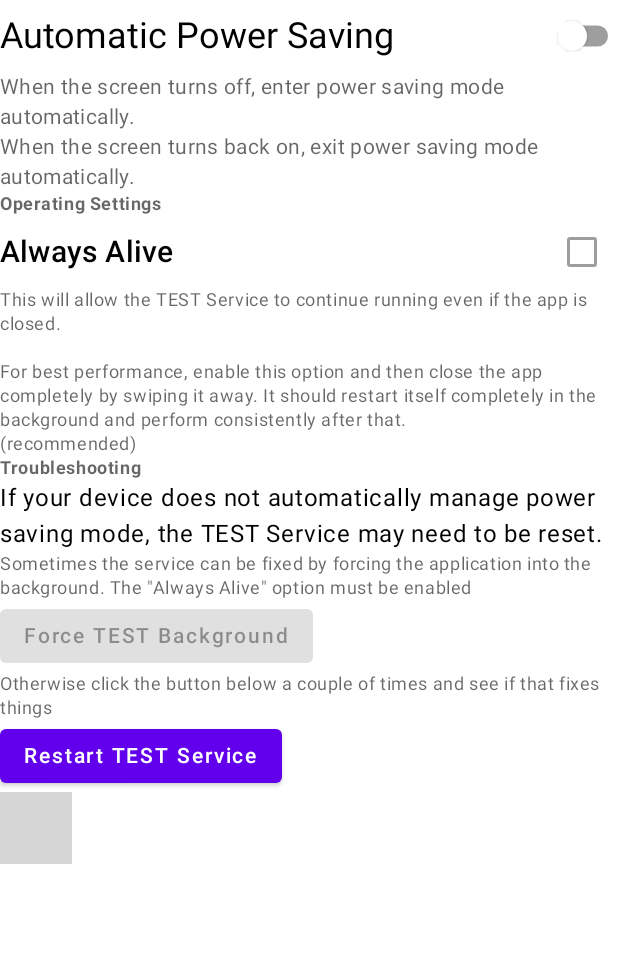
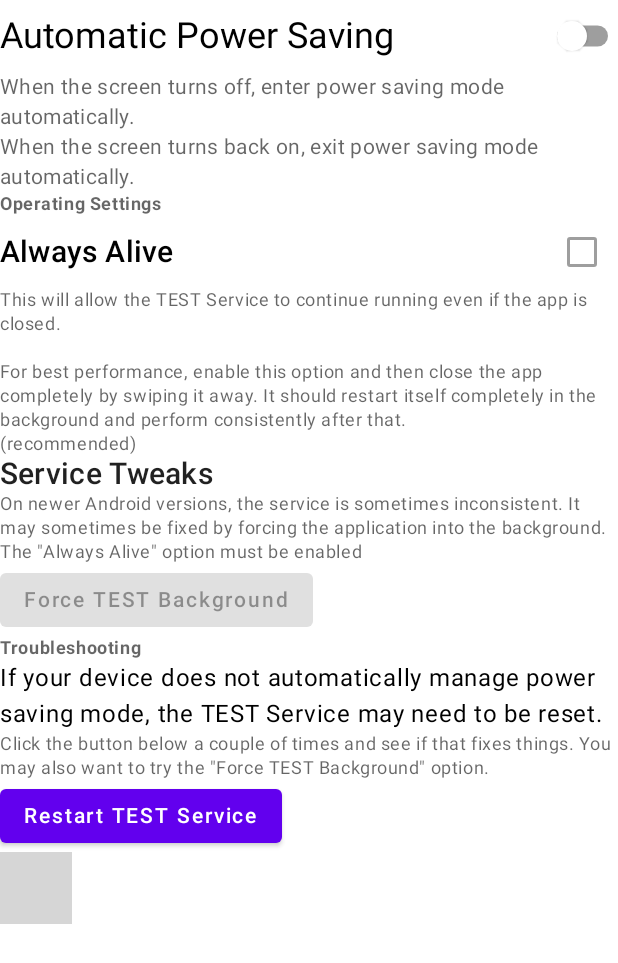
Before and after one commit to pyamsoft/trickle, an Android app built with Jetpack Compose: the @Preview function PreviewPowerSavingSettingsNoShortcut, on a phone screen of 412 x 824 dp. Shown: the top 963 px of the screen. Run offline under Robolectric (Android 15) with nearby library versions, the phone set to English and light mode, and no system bars; libraries missing offline, so code that uses them is left out: com.pyamsoft.pydroid; 12 statements that could not run were skipped; grey boxes are pictures that could not be loaded.

Commit message:
Add UI option on A14 to force background

```diff
--- a/home/src/main/java/com/pyamsoft/trickle/home/HomeScreen.kt
+++ b/home/src/main/java/com/pyamsoft/trickle/home/HomeScreen.kt
@@ -50,6 +50,9 @@ fun HomeScreen(
     onForceBackground: () -> Unit,
 ) {
   val showNotificationSettings = remember { Build.VERSION.SDK_INT >= Build.VERSION_CODES.TIRAMISU }
+  val mayNeedForceBackground = remember {
+    Build.VERSION.SDK_INT >= Build.VERSION_CODES.UPSIDE_DOWN_CAKE
+  }
 
   val loadingState by state.loadingState.collectAsStateWithLifecycle()
   val isTroubleshooting by state.isTroubleshooting.collectAsStateWithLifecycle()
@@ -89,6 +92,7 @@ fun HomeScreen(
               appName = appName,
               state = state,
               showNotificationSettings = showNotificationSettings,
+              mayNeedForceBackground = mayNeedForceBackground,
               isTroubleshooting = isTroubleshooting,
               onOpenBatterySettings = onOpenBatterySettings,
               onRestartPowerService = onRestartPowerService,
--- a/home/src/main/java/com/pyamsoft/trickle/home/PowerSavingSettings.kt
+++ b/home/src/main/java/com/pyamsoft/trickle/home/PowerSavingSettings.kt
@@ -24,6 +24,7 @@ import androidx.compose.runtime.getValue
 import androidx.compose.runtime.remember
 import androidx.compose.ui.Alignment
 import androidx.compose.ui.Modifier
+import androidx.compose.ui.text.style.TextAlign
 import androidx.compose.ui.tooling.preview.Preview
 import androidx.lifecycle.compose.collectAsStateWithLifecycle
 import com.pyamsoft.pydroid.theme.keylines
@@ -44,6 +45,7 @@ internal fun LazyListScope.renderPowerSavingSettings(
     appName: String,
     state: HomeViewState,
     showNotificationSettings: Boolean,
+    mayNeedForceBackground: Boolean,
     isTroubleshooting: Boolean,
     onStartTroubleshooting: () -> Unit,
     onOpenBatterySettings: () -> Unit,
@@ -125,6 +127,15 @@ internal fun LazyListScope.renderPowerSavingSettings(
     }
   }
 
+  if (mayNeedForceBackground || isTroubleshooting) {
+    renderForceBackground(
+        itemModifier = itemModifier,
+        appName = appName,
+        state = state,
+        onForceBackground = onForceBackground,
+    )
+  }
+
   if (isTroubleshooting) {
     renderTroubleshooting(
         itemModifier = itemModifier,
@@ -132,7 +143,6 @@ internal fun LazyListScope.renderPowerSavingSettings(
         state = state,
         onRestartPowerService = onRestartPowerService,
         onOpenSettings = onOpenBatterySettings,
-        onForceBackground = onForceBackground,
     )
   } else {
     item(
@@ -166,11 +176,76 @@ internal fun LazyListScope.renderPowerSavingSettings(
   }
 }
 
+private enum class ForceBackgroundTypes {
+  TITLE,
+  PROMPT,
+  ACTION,
+}
+
+private fun LazyListScope.renderForceBackground(
+    itemModifier: Modifier = Modifier,
+    appName: String,
+    state: HomeViewState,
+    onForceBackground: () -> Unit,
+) {
+  item(
+      contentType = ForceBackgroundTypes.TITLE,
+  ) {
+    Text(
+        modifier = itemModifier.fillMaxWidth().padding(vertical = MaterialTheme.keylines.content),
+        textAlign = TextAlign.Start,
+        text = "Service Tweaks",
+        style =
+            MaterialTheme.typography.h6.copy(
+                color =
+                    MaterialTheme.colors.onBackground.copy(
+                        alpha = ContentAlpha.high,
+                    ),
+            ),
+    )
+  }
+
+  item(
+      contentType = ForceBackgroundTypes.PROMPT,
+  ) {
+    Text(
+        modifier = itemModifier,
+        text =
+            "On newer Android versions, the service is sometimes inconsistent. It may sometimes be fixed by forcing the application into the background. The \"Always Alive\" option must be enabled",
+        style =
+            MaterialTheme.typography.caption.copy(
+                color =
+                    MaterialTheme.colors.onBackground.copy(
+                        alpha = ContentAlpha.medium,
+                    ),
+            ),
+    )
+  }
+
+  item(
+      contentType = ForceBackgroundTypes.ACTION,
+  ) {
+    val isEnabled by state.isBatteryOptimizationsIgnored.collectAsStateWithLifecycle()
+
+    Box(
+        modifier = itemModifier.padding(top = MaterialTheme.keylines.content),
+        contentAlignment = Alignment.Center,
+    ) {
+      Button(
+          enabled = isEnabled,
+          onClick = onForceBackground,
+      ) {
+        Text(
+            text = "Force $appName Background",
+        )
+      }
+    }
+  }
+}
+
 private enum class TroubleshootingTypes {
   LABEL,
   EXPLAIN,
-  FORCE_BACKGROUND_PROMPT,
-  FORCE_BACKGROUND,
   RESTART_SERVICE_PROMPT,
   RESTART_SERVICE,
   RESTART_SHORTCUT,
@@ -182,7 +257,6 @@ private fun LazyListScope.renderTroubleshooting(
     state: HomeViewState,
     onRestartPowerService: () -> Unit,
     onOpenSettings: () -> Unit,
-    onForceBackground: () -> Unit,
 ) {
 
   item(
@@ -206,48 +280,12 @@ private fun LazyListScope.renderTroubleshooting(
   }
 
   item(
-      contentType = TroubleshootingTypes.FORCE_BACKGROUND_PROMPT,
-  ) {
-    Text(
-        modifier = itemModifier.padding(top = MaterialTheme.keylines.typography),
-        text =
-            "Sometimes the service can be fixed by forcing the application into the background. The \"Always Alive\" option must be enabled",
-        style =
-            MaterialTheme.typography.caption.copy(
-                color =
-                    MaterialTheme.colors.onBackground.copy(
-                        alpha = ContentAlpha.medium,
-                    ),
-            ),
-    )
-  }
-
-  item(
-      contentType = TroubleshootingTypes.FORCE_BACKGROUND,
-  ) {
-    val isEnabled by state.isBatteryOptimizationsIgnored.collectAsStateWithLifecycle()
-
-    Box(
-        modifier = itemModifier.padding(top = MaterialTheme.keylines.content),
-        contentAlignment = Alignment.Center,
-    ) {
-      Button(
-          enabled = isEnabled,
-          onClick = onForceBackground,
-      ) {
-        Text(
-            text = "Force $appName Background",
-        )
-      }
-    }
-  }
-
-  item(
       contentType = TroubleshootingTypes.RESTART_SERVICE_PROMPT,
   ) {
     Text(
         modifier = itemModifier.padding(top = MaterialTheme.keylines.content),
-        text = "Otherwise click the button below a couple of times and see if that fixes things",
+        text =
+            "Click the button below a couple of times and see if that fixes things. You may also want to try the \"Force $appName Background\" option.",
         style =
             MaterialTheme.typography.caption.copy(
                 color =
@@ -335,6 +373,7 @@ private fun PreviewPowerSavingSettings(
         appName = "TEST",
         state = state,
         isTroubleshooting = isTroubleshooting,
+        mayNeedForceBackground = true,
         showNotificationSettings = false,
         onTogglePowerSaving = {},
         onOpenBatterySettings = {},
```
